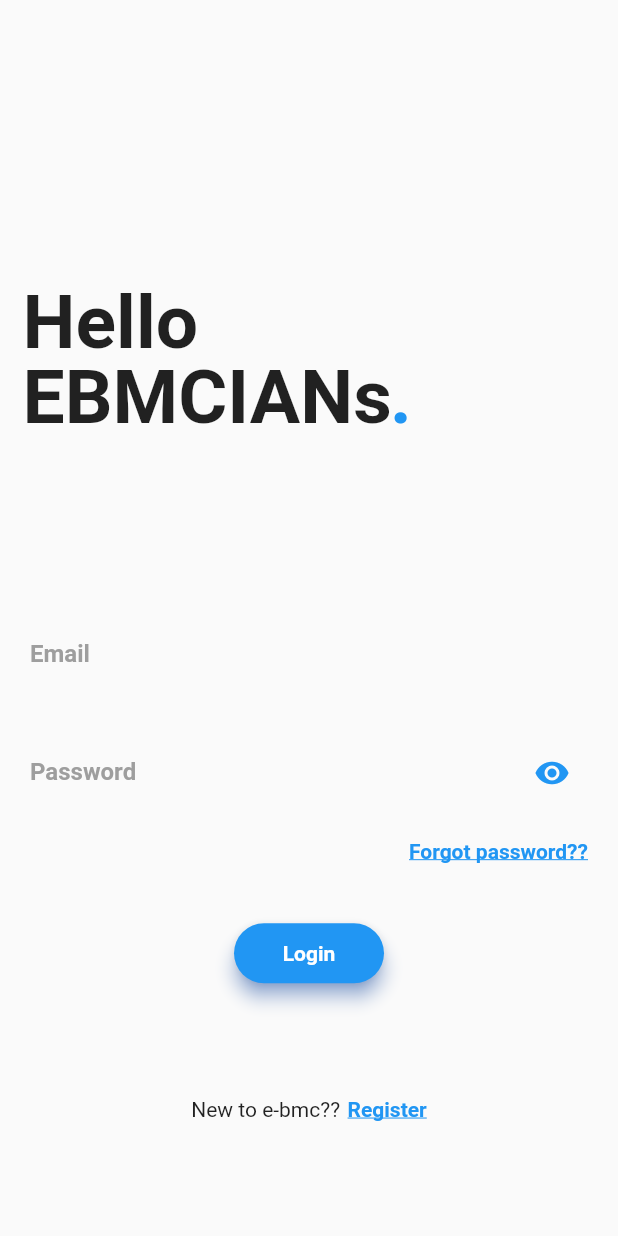
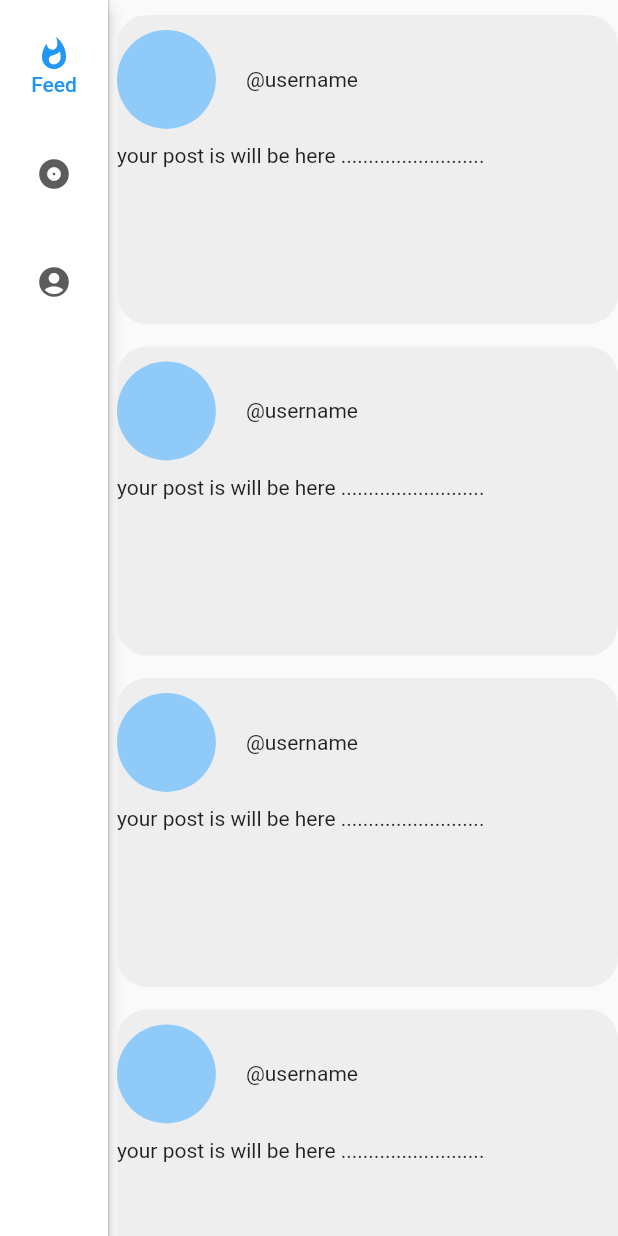
Before and after one commit to Bibhukiju/E-bmc, a Flutter app: the screen it shows after launch, after a tap on "Login", on a phone screen of 412 x 824 dp. Run offline on Flutter 3.47's test engine with Material 2 defaults, Android fonts, the phone set to English and light mode, and no system bars.

```diff
--- a/ebmc/lib/main.dart
+++ b/ebmc/lib/main.dart
@@ -1,3 +1,4 @@
+import 'package:ebmc/screens/feedpage.dart';
 import 'package:ebmc/screens/hompage.dart';
 import 'package:flutter/material.dart';
 import 'screens/signup.dart';
@@ -12,6 +13,7 @@ class MyApp extends StatelessWidget {
       routes: {
         'homepage': (context) => HomePage(),
         'signup': (context) => SignUpPage(),
+        'feedpage': (context) => FeedPage(),
       },
       debugShowCheckedModeBanner: false,
       home: HomePage(),
--- a/ebmc/lib/screens/feedpage.dart
+++ b/ebmc/lib/screens/feedpage.dart
@@ -0,0 +1,116 @@
+import 'package:flutter/material.dart';
+
+class FeedPage extends StatefulWidget {
+  FeedPage({Key key, this.title}) : super(key: key);
+
+  final String title;
+
+  @override
+  _FeedPageState createState() => _FeedPageState();
+}
+
+class _FeedPageState extends State<FeedPage> {
+  int _selectedIndex = 0;
+
+  @override
+  Widget build(BuildContext context) {
+    return SafeArea(
+      child: Scaffold(
+        body: Row(
+          children: <Widget>[
+            NavigationRail(
+              selectedIndex: _selectedIndex,
+              onDestinationSelected: (int index) {
+                setState(() {
+                  _selectedIndex = index;
+                });
+              },
+              labelType: NavigationRailLabelType.selected,
+              elevation: 5.0,
+              groupAlignment: -1.0,
+              destinations: [
+                NavigationRailDestination(
+                  icon: Text("Feed"),
+                  selectedIcon: Icon(Icons.whatshot),
+                  label: Text('Feed'),
+                ),
+                NavigationRailDestination(
+                  icon: Icon(Icons.album),
+                  selectedIcon: Icon(Icons.album),
+                  label: Text('Post'),
+                ),
+                NavigationRailDestination(
+                  icon: Icon(Icons.account_circle),
+                  selectedIcon: Icon(Icons.account_circle),
+                  label: Text('Profile'),
+                ),
+              ],
+            ),
+            VerticalDivider(thickness: 1, width: 1),
+            // This is the main content.
+            Expanded(
+              child: Center(
+                  child: _selectedIndex == 0
+                      ? ListView.builder(
+                          itemBuilder: (BuildContext context, int index) {
+                            return PostList();
+                          },
+                        )
+                      : _selectedIndex == 1
+                          ? Container(
+                              color: Colors.red,
+                            )
+                          : Container(
+                              color: Colors.amber,
+                            )),
+            )
+          ],
+        ),
+      ),
+    );
+  }
+}
+
+class PostList extends StatelessWidget {
+  const PostList({
+    Key key,
+  }) : super(key: key);
+
+  @override
+  Widget build(BuildContext context) {
+    return Container(
+      decoration: BoxDecoration(
+        borderRadius: BorderRadius.circular(20),
+        color: Colors.grey[200],
+      ),
+      margin: EdgeInsets.only(top: 10, bottom: 5, left: 5),
+      padding: EdgeInsets.only(top: 10),
+      width: double.infinity,
+      height: MediaQuery.of(context).size.height / 4,
+      child: Column(
+        crossAxisAlignment: CrossAxisAlignment.start,
+        children: <Widget>[
+          Row(
+            children: <Widget>[
+              CircleAvatar(
+                backgroundColor: Colors.blue[200],
+                radius: MediaQuery.of(context).size.height / 25,
+              ),
+              SizedBox(
+                width: 20,
+              ),
+              Text("@username")
+            ],
+          ),
+          SizedBox(
+            height: 10,
+          ),
+          Expanded(
+              child: Container(
+                  child: Text(
+                      'your post is will be here ..........................'))),
+        ],
+      ),
+    );
+  }
+}
--- a/ebmc/lib/screens/hompage.dart
+++ b/ebmc/lib/screens/hompage.dart
@@ -126,6 +126,7 @@ class _HomePageState extends State<HomePage> {
                                 ? ispass = true
                                 : ispass = false;
                           });
+                          Navigator.of(context).pushNamed('feedpage');
                         },
                         child: Center(
                           child: Text(
```
